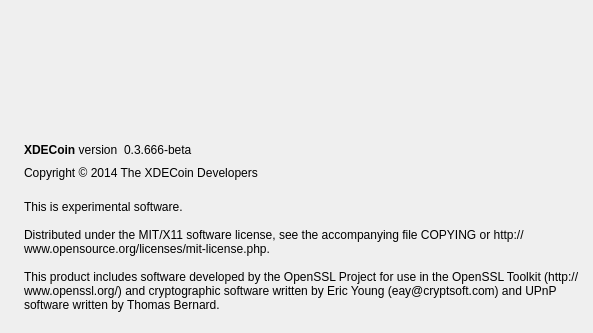
rarecoin/RareCoin, file src/qt/forms/aboutdialog.ui: the form before one commit; both pictures show x 0 to 593 and y 0 to 333 of the 593 by 479 pixel window.
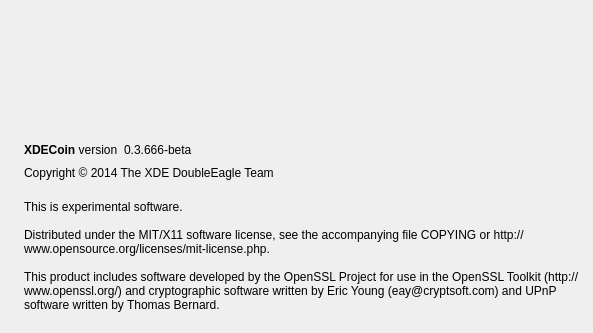
The form after the commit. Icons and pictures are not drawn.

Patch:
```diff
--- a/src/qt/forms/aboutdialog.ui
+++ b/src/qt/forms/aboutdialog.ui
@@ -91,7 +91,7 @@
         <cursorShape>IBeamCursor</cursorShape>
        </property>
        <property name="text">
-        <string>Copyright © 2014 The XDECoin Developers</string>
+        <string>Copyright © 2014 The XDE DoubleEagle Team</string>
        </property>
        <property name="textInteractionFlags">
         <set>Qt::LinksAccessibleByMouse|Qt::TextSelectableByKeyboard|Qt::TextSelectableByMouse</set>
```
